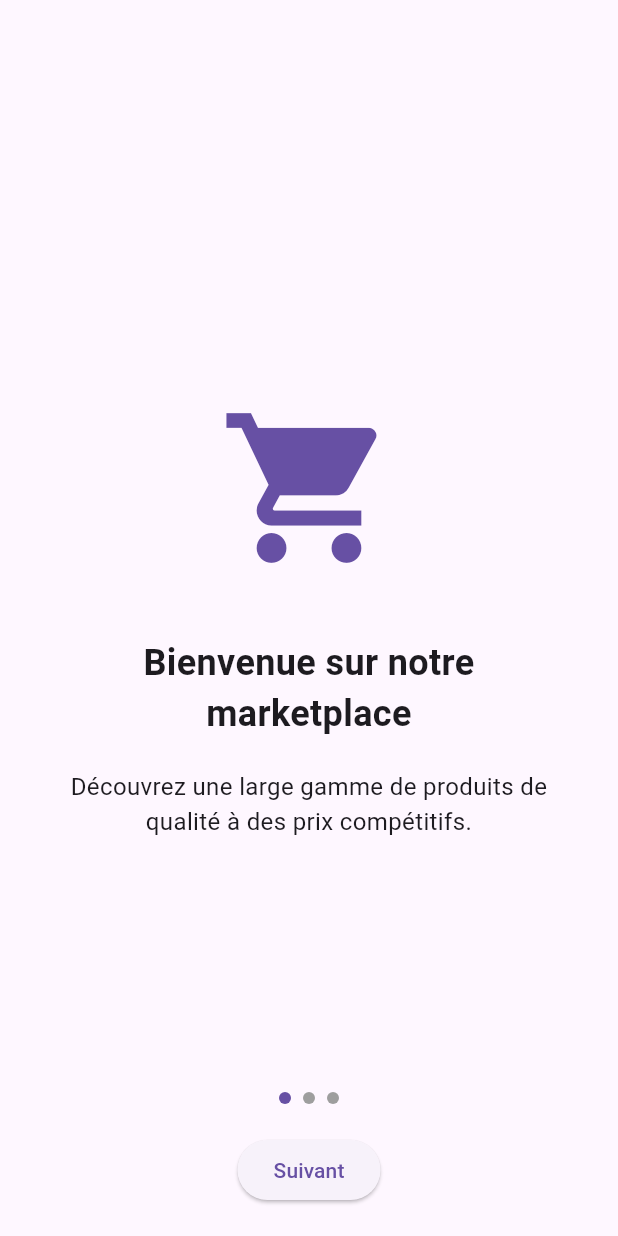
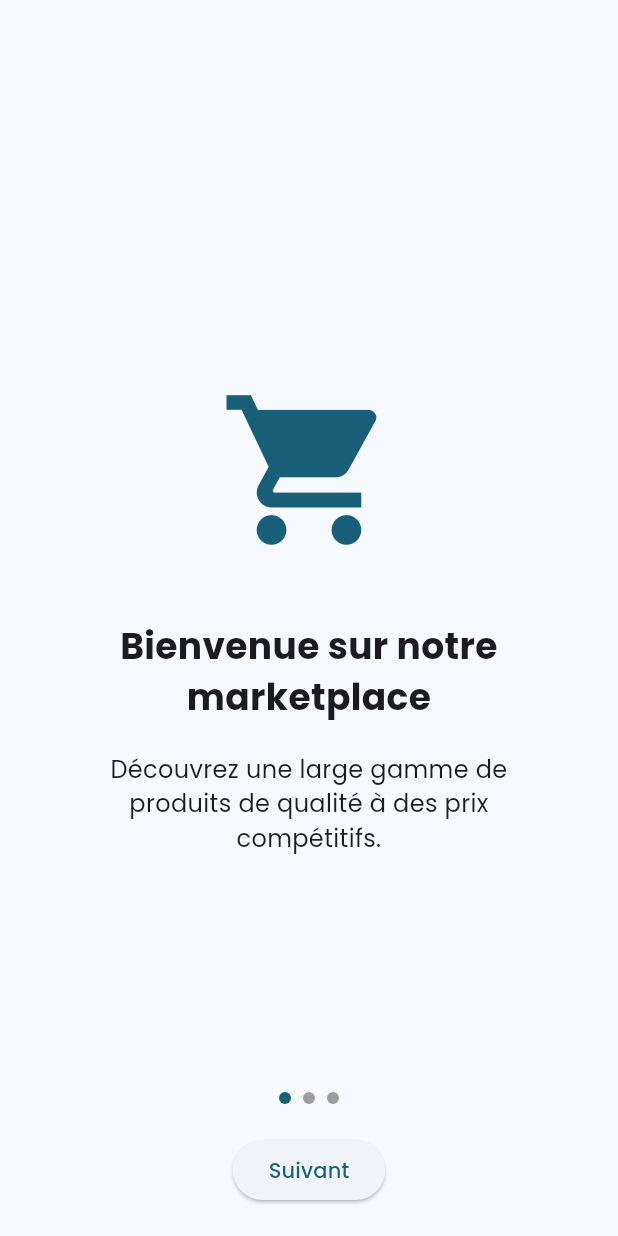
Before and after one commit to Philiux/nextjs-project-starter, a Flutter app: the screen it shows after launch, on a phone screen of 412 x 824 dp. Run offline on Flutter 3.47's test engine with Material 3 defaults, Android fonts, the phone set to English and light mode, and no system bars; our stand-ins replace cloud_firestore, firebase_auth, firebase_core, geocoding, geolocator, google_fonts and 2 more; missing offline and left inert: flutter_stripe; accounts and stored records are empty; network calls fail.

Commit message:
Add FasoStore/lib/main.dart 1750268019346

```diff
--- a/FasoStore/lib/main.dart
+++ b/FasoStore/lib/main.dart
@@ -1,10 +1,14 @@
 import 'package:flutter/material.dart';
 import 'package:provider/provider.dart';
+import 'package:firebase_core/firebase_core.dart';
+import 'package:google_fonts/google_fonts.dart';
 import 'providers/auth_provider.dart';
 import 'providers/user_provider.dart';
 import 'providers/cart_provider.dart';
 import 'providers/product_provider.dart';
 import 'providers/order_provider.dart';
+import 'providers/delivery_provider.dart';
+import 'providers/delivery_zones_provider.dart';
 import 'screens/common/splash_screen.dart';
 import 'screens/common/onboarding_screens.dart';
 import 'screens/auth/login_screen.dart';
@@ -27,7 +31,9 @@ import 'screens/admin/product_management_screen.dart';
 import 'screens/admin/order_management_screen.dart';
 import 'screens/common/settings_screen.dart';
 
-void main() {
+void main() async {
+  WidgetsFlutterBinding.ensureInitialized();
+  await Firebase.initializeApp();
   runApp(const MyApp());
 }
 
@@ -45,13 +51,25 @@ class MyApp extends StatelessWidget {
         ChangeNotifierProvider(create: (_) => OrderProvider()),
       ],
       child: MaterialApp(
-        title: 'Flutter E-commerce',
+        title: 'Faso Store',
         theme: ThemeData(
-          primarySwatch: Colors.blue,
-          brightness: Brightness.light,
+          colorScheme: ColorScheme.fromSeed(
+            seedColor: const Color(0xFF1A5F7A),
+            primary: const Color(0xFF1A5F7A),
+            secondary: const Color(0xFFE57373),
+          ),
+          textTheme: GoogleFonts.poppinsTextTheme(),
+          useMaterial3: true,
         ),
         darkTheme: ThemeData(
-          brightness: Brightness.dark,
+          colorScheme: ColorScheme.fromSeed(
+            seedColor: const Color(0xFF1A5F7A),
+            primary: const Color(0xFF1A5F7A),
+            secondary: const Color(0xFFE57373),
+            brightness: Brightness.dark,
+          ),
+          textTheme: GoogleFonts.poppinsTextTheme(ThemeData.dark().textTheme),
+          useMaterial3: true,
         ),
         initialRoute: '/',
         routes: {
```
